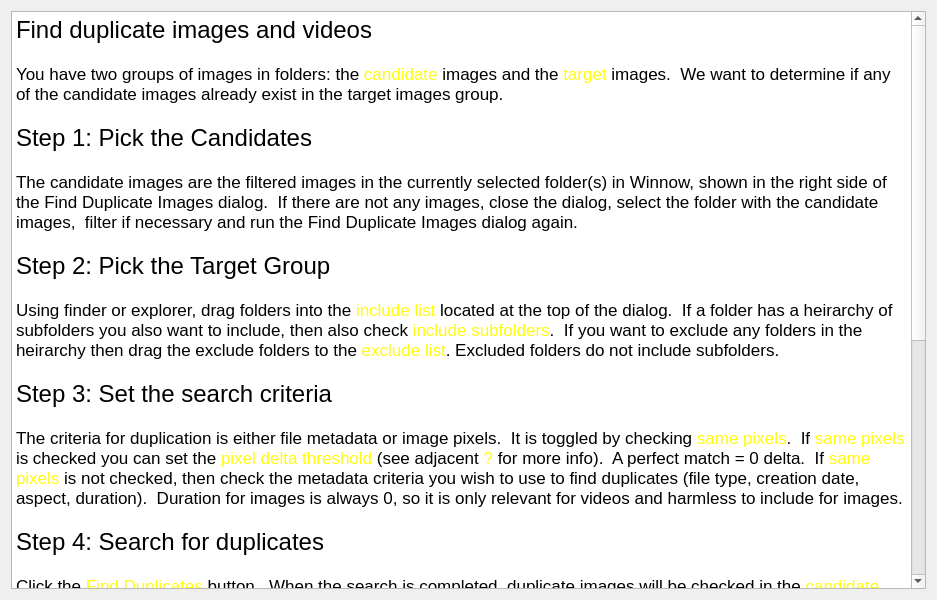
First picture: the form in Help/helpfindduplicates.ui, repository towhee/Winnow64, before the edit.
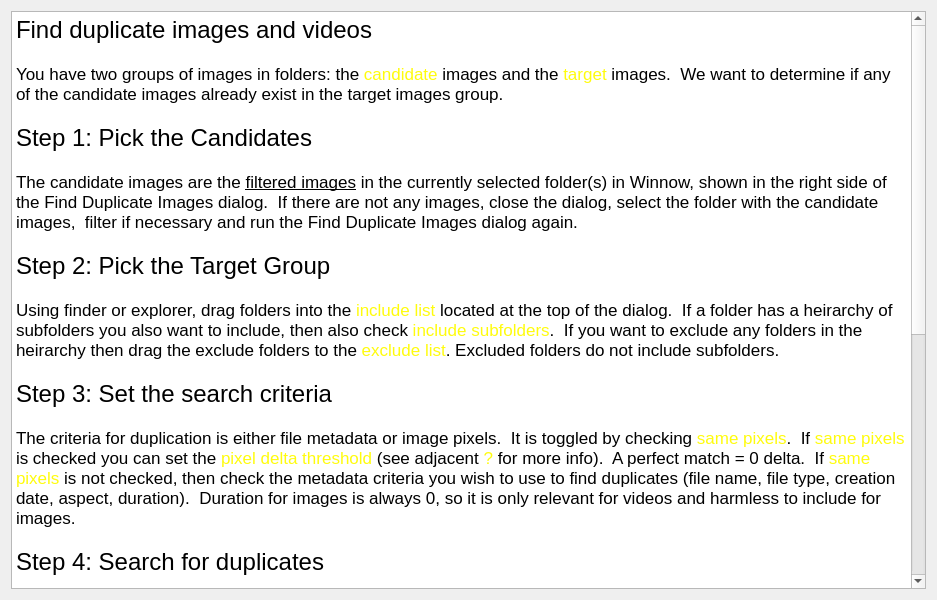
Second picture: the form after the edit.

```diff
--- a/Help/helpfindduplicates.ui
+++ b/Help/helpfindduplicates.ui
@@ -30,13 +30,13 @@
 &lt;p style=&quot;-qt-paragraph-type:empty; margin-top:0px; margin-bottom:0px; margin-left:0px; margin-right:0px; -qt-block-indent:0; text-indent:0px;&quot;&gt;&lt;br /&gt;&lt;/p&gt;
 &lt;p style=&quot; margin-top:0px; margin-bottom:0px; margin-left:0px; margin-right:0px; -qt-block-indent:0; text-indent:0px;&quot;&gt;&lt;span style=&quot; font-size:18pt;&quot;&gt;Step 1: Pick the Candidates&lt;/span&gt;&lt;/p&gt;
 &lt;p style=&quot;-qt-paragraph-type:empty; margin-top:0px; margin-bottom:0px; margin-left:0px; margin-right:0px; -qt-block-indent:0; text-indent:0px;&quot;&gt;&lt;br /&gt;&lt;/p&gt;
-&lt;p style=&quot; margin-top:0px; margin-bottom:0px; margin-left:0px; margin-right:0px; -qt-block-indent:0; text-indent:0px;&quot;&gt;The candidate images are the filtered images in the currently selected folder(s) in Winnow, shown in the right side of the Find Duplicate Images dialog.  If there are not any images, close the dialog, select the folder with the candidate images,  filter if necessary and run the Find Duplicate Images dialog again.&lt;/p&gt;
+&lt;p style=&quot; margin-top:0px; margin-bottom:0px; margin-left:0px; margin-right:0px; -qt-block-indent:0; text-indent:0px;&quot;&gt;The candidate images are the &lt;span style=&quot; text-decoration: underline;&quot;&gt;filtered images&lt;/span&gt; in the currently selected folder(s) in Winnow, shown in the right side of the Find Duplicate Images dialog.  If there are not any images, close the dialog, select the folder with the candidate images,  filter if necessary and run the Find Duplicate Images dialog again.&lt;/p&gt;
 &lt;p style=&quot;-qt-paragraph-type:empty; margin-top:0px; margin-bottom:0px; margin-left:0px; margin-right:0px; -qt-block-indent:0; text-indent:0px;&quot;&gt;&lt;br /&gt;&lt;/p&gt;
 &lt;p style=&quot; margin-top:0px; margin-bottom:0px; margin-left:0px; margin-right:0px; -qt-block-indent:0; text-indent:0px;&quot;&gt;&lt;span style=&quot; font-size:18pt;&quot;&gt;Step 2: Pick the Target Group&lt;/span&gt; &lt;/p&gt;
 &lt;p style=&quot;-qt-paragraph-type:empty; margin-top:0px; margin-bottom:0px; margin-left:0px; margin-right:0px; -qt-block-indent:0; text-indent:0px;&quot;&gt;&lt;br /&gt;&lt;/p&gt;
 &lt;p style=&quot; margin-top:0px; margin-bottom:0px; margin-left:0px; margin-right:0px; -qt-block-indent:0; text-indent:0px;&quot;&gt;Using finder or explorer, drag folders into the &lt;span style=&quot; color:#fffc0d;&quot;&gt;include list&lt;/span&gt; located at the top of the dialog.  If a folder has a heirarchy of subfolders you also want to include, then also check &lt;span style=&quot; color:#fffc0d;&quot;&gt;include subfolders&lt;/span&gt;.  If you want to exclude any folders in the heirarchy then drag the exclude folders to the &lt;span style=&quot; color:#fffc0d;&quot;&gt;exclude list&lt;/span&gt;. Excluded folders do not include subfolders.&lt;/p&gt;
 &lt;p style=&quot;-qt-paragraph-type:empty; margin-top:0px; margin-bottom:0px; margin-left:0px; margin-right:0px; -qt-block-indent:0; text-indent:0px;&quot;&gt;&lt;br /&gt;&lt;/p&gt;
-&lt;p style=&quot; margin-top:0px; margin-bottom:0px; margin-left:0px; margin-right:0px; -qt-block-indent:0; text-indent:0px;&quot;&gt;&lt;span style=&quot; font-size:18pt;&quot;&gt;Step 3: Set the search criteria&lt;/span&gt;&lt;br /&gt;&lt;br /&gt;The criteria for duplication is either file metadata or image pixels.  It is toggled by checking &lt;span style=&quot; color:#fffc0d;&quot;&gt;same pixels&lt;/span&gt;.  If &lt;span style=&quot; color:#fffc0d;&quot;&gt;same pixels&lt;/span&gt; is checked you can set the &lt;span style=&quot; color:#fffc0d;&quot;&gt;pixel delta threshold&lt;/span&gt; (see adjacent &lt;span style=&quot; color:#fffc0d;&quot;&gt;?&lt;/span&gt; for more info).  A perfect match = 0 delta.  If &lt;span style=&quot; color:#fffc0d;&quot;&gt;same pixels&lt;/span&gt; is not checked, then check the metadata criteria you wish to use to find duplicates (file type, creation date, aspect, duration).  Duration for images is always 0, so it is only relevant for videos and harmless to include for images.&lt;/p&gt;
+&lt;p style=&quot; margin-top:0px; margin-bottom:0px; margin-left:0px; margin-right:0px; -qt-block-indent:0; text-indent:0px;&quot;&gt;&lt;span style=&quot; font-size:18pt;&quot;&gt;Step 3: Set the search criteria&lt;/span&gt;&lt;br /&gt;&lt;br /&gt;The criteria for duplication is either file metadata or image pixels.  It is toggled by checking &lt;span style=&quot; color:#fffc0d;&quot;&gt;same pixels&lt;/span&gt;.  If &lt;span style=&quot; color:#fffc0d;&quot;&gt;same pixels&lt;/span&gt; is checked you can set the &lt;span style=&quot; color:#fffc0d;&quot;&gt;pixel delta threshold&lt;/span&gt; (see adjacent &lt;span style=&quot; color:#fffc0d;&quot;&gt;?&lt;/span&gt; for more info).  A perfect match = 0 delta.  If &lt;span style=&quot; color:#fffc0d;&quot;&gt;same pixels&lt;/span&gt; is not checked, then check the metadata criteria you wish to use to find duplicates (file name, file type, creation date, aspect, duration).  Duration for images is always 0, so it is only relevant for videos and harmless to include for images.&lt;/p&gt;
 &lt;p style=&quot;-qt-paragraph-type:empty; margin-top:0px; margin-bottom:0px; margin-left:0px; margin-right:0px; -qt-block-indent:0; text-indent:0px;&quot;&gt;&lt;br /&gt;&lt;/p&gt;
 &lt;p style=&quot; margin-top:0px; margin-bottom:0px; margin-left:0px; margin-right:0px; -qt-block-indent:0; text-indent:0px;&quot;&gt;&lt;span style=&quot; font-size:18pt;&quot;&gt;Step 4: Search for duplicates&lt;/span&gt;&lt;br /&gt;&lt;br /&gt;Click the &lt;span style=&quot; color:#fffc0d;&quot;&gt;Find Duplicates&lt;/span&gt; button.  When the search is completed, duplicate images will be checked in the &lt;span style=&quot; color:#fffc0d;&quot;&gt;candidate images list &lt;/span&gt;on the right.&lt;/p&gt;
 &lt;p style=&quot;-qt-paragraph-type:empty; margin-top:0px; margin-bottom:0px; margin-left:0px; margin-right:0px; -qt-block-indent:0; text-indent:0px;&quot;&gt;&lt;br /&gt;&lt;/p&gt;
@@ -50,7 +50,7 @@
 &lt;p style=&quot;-qt-paragraph-type:empty; margin-top:0px; margin-bottom:0px; margin-left:0px; margin-right:0px; -qt-block-indent:0; text-indent:0px;&quot;&gt;&lt;br /&gt;&lt;/p&gt;
 &lt;p style=&quot; margin-top:0px; margin-bottom:0px; margin-left:0px; margin-right:0px; -qt-block-indent:0; text-indent:0px;&quot;&gt;&lt;span style=&quot; font-size:18pt;&quot;&gt;Step 6: Do Something with the Duplicates&lt;/span&gt;&lt;/p&gt;
 &lt;p style=&quot;-qt-paragraph-type:empty; margin-top:0px; margin-bottom:0px; margin-left:0px; margin-right:0px; -qt-block-indent:0; text-indent:0px;&quot;&gt;&lt;br /&gt;&lt;/p&gt;
-&lt;p style=&quot; margin-top:0px; margin-bottom:0px; margin-left:0px; margin-right:0px; -qt-block-indent:0; text-indent:0px;&quot;&gt;Click the &lt;span style=&quot; color:#fffc0d;&quot;&gt;Done&lt;/span&gt; button.  In Winnow the&lt;span style=&quot; color:#fffc0d;&quot;&gt; filter panel&lt;/span&gt; will now contain a &lt;span style=&quot; color:#fffc0d;&quot;&gt;Duplicates found&lt;/span&gt; category.  If you filter on the true items you can then delete, copy or move the images.&lt;/p&gt;&lt;/body&gt;&lt;/html&gt;</string>
+&lt;p style=&quot; margin-top:0px; margin-bottom:0px; margin-left:0px; margin-right:0px; -qt-block-indent:0; text-indent:0px;&quot;&gt;Click the &lt;span style=&quot; color:#fffc0d;&quot;&gt;Done&lt;/span&gt; button.  In Winnow, the&lt;span style=&quot; color:#fffc0d;&quot;&gt; filter panel&lt;/span&gt; will now contain a &lt;span style=&quot; color:#fffc0d;&quot;&gt;Duplicates found&lt;/span&gt; category.  If you filter on the true items you can then delete, copy or move the images.&lt;/p&gt;&lt;/body&gt;&lt;/html&gt;</string>
      </property>
     </widget>
    </item>
```
